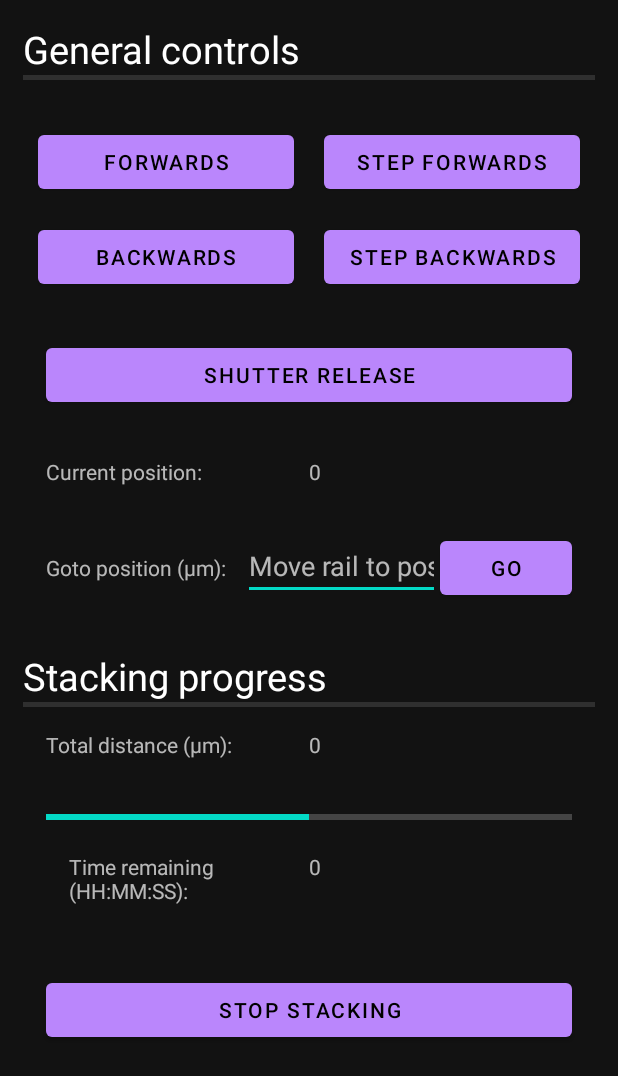
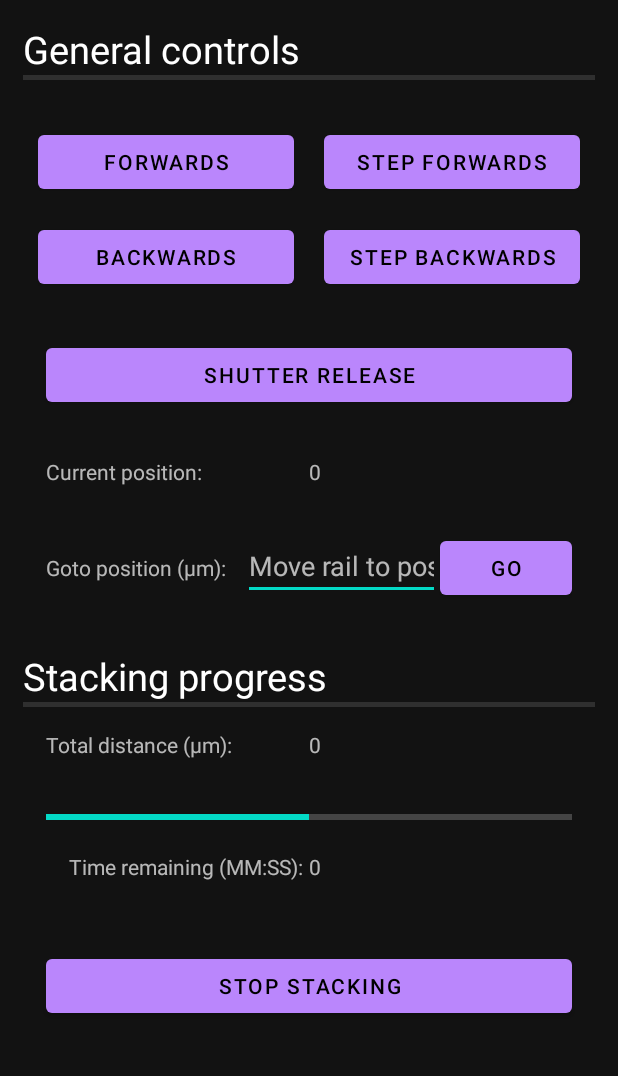
Before and after one commit to noah-peeters/ChimpRailAndroid, an Android app: the layout fragment_control_screen.xml on its own in the app's theme, with its tools: preview values and no code run, on a phone screen of 412 x 824 dp. Shown: the top 1076 px of the screen. Run offline under Robolectric (Android 15) with nearby library versions, the phone set to English and light mode, and no system bars.

Commit message:
Small changes

```diff
--- a/app/src/main/java/com/apenz1/blessed_android_ble_test/ControlScreenFragment.kt
+++ b/app/src/main/java/com/apenz1/blessed_android_ble_test/ControlScreenFragment.kt
@@ -84,7 +84,9 @@ class ControlScreenFragment : Fragment() {
                 val timeLeftSeconds = (totalStepsToTake - stepsSinceStart) * timePerStep
 
                 // Update progress with animation
-                ObjectAnimator.ofInt(progressBar, "progress", stepsSinceStart).start();
+                ObjectAnimator.ofInt(progressBar, "progress", stepsSinceStart)
+                    .setDuration(800)
+                    .start();
                 progressBar.max = totalStepsToTake
                 totalDistance.text = totalDistInt.toString()
                 timeRemaining.text = DateUtils.formatElapsedTime(timeLeftSeconds.toLong())
--- a/app/src/main/res/layout/fragment_control_screen.xml
+++ b/app/src/main/res/layout/fragment_control_screen.xml
@@ -209,7 +209,7 @@
                         android:layout_width="match_parent"
                         android:layout_height="wrap_content"
                         android:layout_weight="1"
-                        android:text="Time remaining (HH:MM:SS):" />
+                        android:text="Time remaining (MM:SS):" />
 
                     <TextView
                         android:id="@+id/stackingProgressTimeRemaining_TextView"
```
